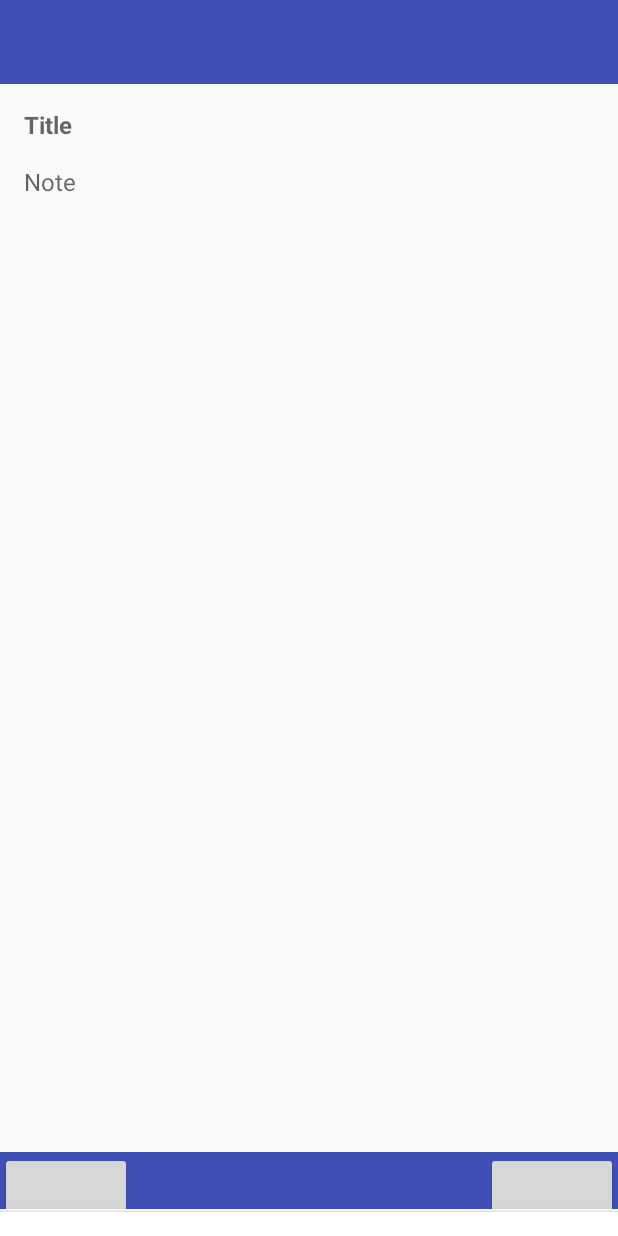
After one commit to ZackYau/ZNote, an Android app: the layout edit_notes.xml on its own in the app's theme, with its tools: preview values and no code run, on a phone screen of 412 x 824 dp. The commit adds this screen. Run offline under Robolectric (Android 15) with nearby library versions, the phone set to English and light mode, and no system bars.

Commit message:
添加编辑记事的页面xml
主要是尝试用bottomsheet底部动作条

```diff
--- a/app/build.gradle
+++ b/app/build.gradle
@@ -1,7 +1,7 @@
 apply plugin: 'com.android.application'
 
 android {
-    compileSdkVersion 22
+    compileSdkVersion 23
     buildToolsVersion "23.0.2"
 
     defaultConfig {
@@ -22,8 +22,8 @@ android {
 dependencies {
     compile fileTree(dir: 'libs', include: ['*.jar'])
     testCompile 'junit:junit:4.12'
-    compile 'com.android.support:appcompat-v7:22.2.1'
-    compile 'com.android.support:design:22.2.1'
-    compile 'com.android.support:cardview-v7:22.2.1'
-    compile 'com.android.support:recyclerview-v7:22.2.1'
+    compile 'com.android.support:appcompat-v7:23.2.1'
+    compile 'com.android.support:design:23.2.1'
+    compile 'com.android.support:cardview-v7:23.2.1'
+    compile 'com.android.support:recyclerview-v7:23.2.1'
 }
--- a/app/src/main/java/com/example/zack/znote/MainActivity.java
+++ b/app/src/main/java/com/example/zack/znote/MainActivity.java
@@ -53,6 +53,7 @@ public class MainActivity extends AppCompatActivity
     private final Object mDiskCacheLock = new Object();
     private static final int DISK_CACHE_SIZE = 1024 * 1024 * 10; // 10MB
     private static final String DISK_CACHE_SUBDIR = "thumbs";
+
     @Override
     protected void onCreate(Bundle savedInstanceState) {
         super.onCreate(savedInstanceState);
--- /dev/null
+++ b/app/src/main/res/drawable-mdpi-v4/shadow.xml
@@ -0,0 +1,8 @@
+<?xml version="1.0" encoding="utf-8"?>
+<shape xmlns:android="http://schemas.android.com/apk/res/android">
+
+    <gradient
+        android:angle="270"
+        android:endColor="#20000000"
+        android:startColor="@android:color/transparent" />
+</shape>
--- /dev/null
+++ b/app/src/main/res/layout/bottom_sheet.xml
@@ -0,0 +1,27 @@
+<?xml version="1.0" encoding="utf-8"?>
+<LinearLayout xmlns:android="http://schemas.android.com/apk/res/android"
+    xmlns:tools="http://schemas.android.com/tools"
+    android:id="@+id/bottom_sheet"
+    android:layout_width="match_parent"
+    android:layout_height="wrap_content"
+    android:layout_gravity="bottom"
+    android:layout_marginBottom="?attr/actionBarSize"
+    android:background="@android:color/white"
+    android:elevation="4dp"
+    android:orientation="vertical"
+    tools:ignore="UnusedAttribute">
+
+    <View
+        android:id="@+id/fakeShadow"
+        android:layout_width="match_parent"
+        android:layout_height="2dp"
+        android:background="@drawable/shadow" />
+
+    <android.support.v7.widget.RecyclerView
+        android:id="@+id/recyclerView"
+        android:layout_width="match_parent"
+        android:layout_height="wrap_content"
+        android:layout_marginBottom="8dp"
+        android:layout_marginTop="8dp" />
+
+</LinearLayout>
--- /dev/null
+++ b/app/src/main/res/layout/edit_notes.xml
@@ -0,0 +1,119 @@
+<?xml version="1.0" encoding="utf-8"?>
+<android.support.design.widget.CoordinatorLayout xmlns:android="http://schemas.android.com/apk/res/android"
+    xmlns:tools="http://schemas.android.com/tools"
+    xmlns:app="http://schemas.android.com/apk/res-auto"
+    android:id="@+id/edit_notes"
+    android:layout_width="match_parent"
+    android:layout_height="match_parent"
+    android:fitsSystemWindows="true"
+    tools:context="com.example.zack.znote.EditActivity">
+
+    <android.support.v7.widget.Toolbar
+        android:id="@+id/toolbar"
+        android:layout_width="match_parent"
+        android:layout_height="?attr/actionBarSize"
+        android:background="?attr/colorPrimary"
+        android:theme="@style/ThemeOverlay.AppCompat.Dark.ActionBar"
+        app:popupTheme="@style/ThemeOverlay.AppCompat.Light"/>
+
+    <ScrollView
+        android:layout_width="match_parent"
+        android:layout_height="match_parent"
+        android:layout_marginTop="?attr/actionBarSize">
+
+        <LinearLayout
+            android:layout_width="match_parent"
+            android:layout_height="wrap_content"
+            android:focusable="true"
+            android:focusableInTouchMode="true"
+            android:orientation="vertical">
+
+            <LinearLayout
+                android:layout_width="match_parent"
+                android:layout_height="wrap_content"
+                android:orientation="horizontal">
+
+                <ImageView
+                    android:id="@+id/notes_photo"
+                    android:layout_width="wrap_content"
+                    android:layout_height="wrap_content"
+                    android:scaleType="centerInside"
+                    android:background="#eeeeee" />
+            </LinearLayout>
+
+            <EditText
+                android:id="@+id/notes_title"
+                android:layout_width="match_parent"
+                android:layout_height="wrap_content"
+                android:layout_margin="16dp"
+                android:background="#00000000"
+                android:hint="@string/notes_title"
+                android:textSize="16sp"
+                android:textStyle="bold"/>
+
+            <EditText
+                android:id="@+id/notes_text"
+                android:layout_width="match_parent"
+                android:layout_height="wrap_content"
+                android:layout_marginEnd="16dp"
+                android:layout_marginLeft="16dp"
+                android:layout_marginRight="16dp"
+                android:layout_marginStart="16dp"
+                android:background="#00000000"
+                android:hint="@string/notes_text"
+                android:textSize="16sp"/>
+
+            <LinearLayout
+                android:id="@+id/notes_label"
+                android:layout_width="wrap_content"
+                android:layout_height="wrap_content"
+                android:layout_gravity="start"
+                android:layout_marginEnd="16dp"
+                android:layout_marginLeft="16dp"
+                android:layout_marginRight="16dp"
+                android:layout_marginStart="16dp"
+                android:layout_marginTop="16dp"
+                android:background="?attr/selectableItemBackground"
+                android:gravity="end"
+                android:minHeight="16dp"
+                android:orientation="horizontal">
+            </LinearLayout>
+        </LinearLayout>
+    </ScrollView>
+
+    <RelativeLayout
+        android:id="@+id/bottom_toolbar"
+        android:layout_width="match_parent"
+        android:layout_height="?attr/actionBarSize"
+        android:layout_gravity="bottom"
+        android:background="?attr/colorPrimary"
+        android:minHeight="16dp"
+        android:orientation="horizontal">
+
+        <TextView
+            android:id="@+id/tv_edit_time"
+            android:layout_width="match_parent"
+            android:layout_height="match_parent"
+            android:gravity="center" />
+
+        <Button
+            android:id="@+id/btn_add"
+            android:layout_width="wrap_content"
+            android:layout_height="match_parent"
+            android:layout_alignParentLeft="true"/>
+
+        <Button
+            android:id="@+id/btn_edit"
+            android:layout_width="wrap_content"
+            android:layout_height="match_parent"
+            android:layout_alignParentRight="true"/>
+    </RelativeLayout>
+
+    <include
+        layout="@layout/bottom_sheet"
+        android:layout_width="match_parent"
+        android:layout_height="wrap_content"
+        app:layout_behavior="@string/bottom_sheet_behavior" />
+
+
+</android.support.design.widget.CoordinatorLayout>
--- a/app/src/main/res/values/strings.xml
+++ b/app/src/main/res/values/strings.xml
@@ -1,6 +1,7 @@
 <resources>
     <string name="app_name">ZNote</string>
-
+    <string name="notes_title">Title</string>
+    <string name="notes_text">Note</string>
     <string name="navigation_drawer_open">Open navigation drawer</string>
     <string name="navigation_drawer_close">Close navigation drawer</string>
 
--- a/app/src/main/res/values/styles.xml
+++ b/app/src/main/res/values/styles.xml
@@ -1,7 +1,7 @@
 <resources>
 
     <!-- Base application theme. -->
-    <style name="AppTheme" parent="Theme.AppCompat.Light.DarkActionBar">
+    <style name="AppTheme" parent="Theme.AppCompat.Light.NoActionBar">
         <!-- Customize your theme here. -->
         <item name="colorPrimary">@color/colorPrimary</item>
         <item name="colorPrimaryDark">@color/colorPrimaryDark</item>
```
